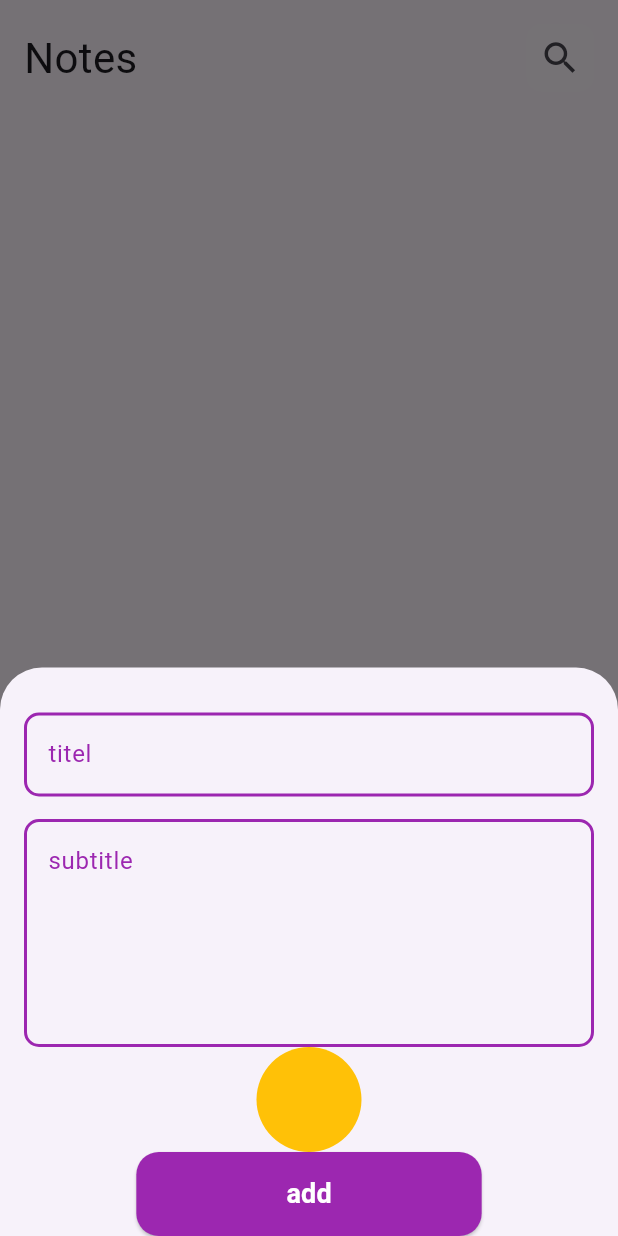
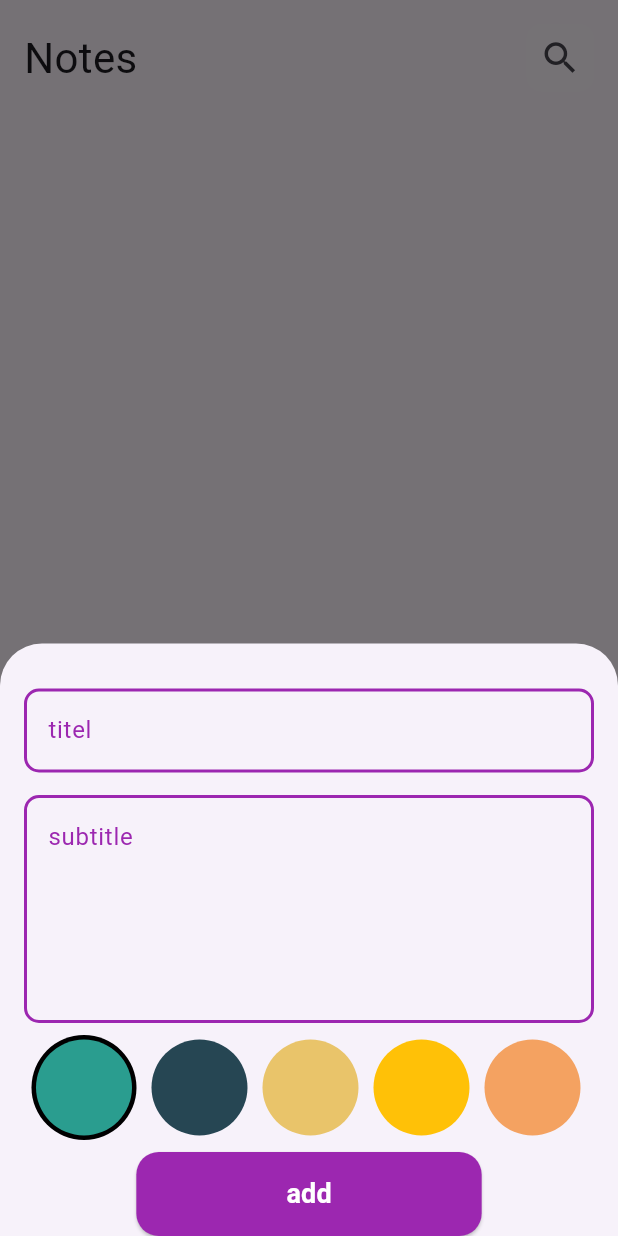
Before and after one commit to ElshazlyGSM/notes_app_2025, a Flutter app: the screen it shows after launch, after a tap on the "add" icon, on a phone screen of 412 x 824 dp. Run offline on Flutter 3.47's test engine with Material 3 defaults, Android fonts, the phone set to English and light mode, and no system bars; our stand-ins replace flutter_bloc, hive, hive_flutter; accounts and stored records are empty.

Commit message:
finish colors list but not add in hive

```diff
--- a/lib/widgets/add_note_form.dart
+++ b/lib/widgets/add_note_form.dart
@@ -4,7 +4,7 @@ import 'package:notes_app_2025/cubits/add_note_cubit/add_note_cubit.dart';
 import 'package:notes_app_2025/cubits/add_note_cubit/add_note_states.dart';
 import 'package:notes_app_2025/cubits/get_note_cubit/get_note_cubit.dart';
 import 'package:notes_app_2025/models/notes_model.dart';
-import 'package:notes_app_2025/widgets/color_note_list.dart';
+import 'package:notes_app_2025/widgets/colors_list.dart';
 import 'package:notes_app_2025/widgets/custom_buttom.dart';
 import 'package:notes_app_2025/widgets/custom_text_form_field.dart';
 import 'package:intl/intl.dart';
@@ -46,7 +46,7 @@ class _AddNoteFormState extends State<AddNoteForm> {
               subTitle = value;
             },
           ),
-          ColorNoteList(),
+          ColorsList(),
           BlocBuilder<AddNoteCubit, AddNoteState>(
             builder: (context, state) {
               return CustomButtom(
--- a/lib/widgets/color_note_list.dart
+++ /dev/null
@@ -1,10 +0,0 @@
-import 'package:flutter/material.dart';
-
-class ColorNoteList extends StatelessWidget {
-  const ColorNoteList({super.key});
-
-  @override
-  Widget build(BuildContext context) {
-    return CircleAvatar(backgroundColor: Colors.amber, maxRadius: 35);
-  }
-}
--- /dev/null
+++ b/lib/widgets/colors_list.dart
@@ -0,0 +1,75 @@
+import 'package:flutter/material.dart';
+
+class ColorsList extends StatefulWidget {
+  const ColorsList({super.key});
+
+  @override
+  State<ColorsList> createState() => _ColorsListState();
+}
+
+class _ColorsListState extends State<ColorsList> {
+  final List<Color> colorsList = [
+    Color(0xFF2A9D8F),
+    Color(0xFF264653),
+    Color(0xFFE9C46A),
+    Color(0xFFFFC107),
+    Color(0xFFF4A261),
+    Color(0xFFE76F51),
+    Color(0xFF6D597A),
+    Color(0xFFB56576),
+    Color(0xFFE56B6F),
+    Color(0xFF355020),
+    Color(0xFFBFD7EA),
+  ];
+  int selectedIndex = 0;
+  @override
+  Widget build(BuildContext context) {
+    return SizedBox(
+      height: 86,
+      child: ListView.builder(
+        itemCount: colorsList.length,
+        scrollDirection: Axis.horizontal,
+        itemBuilder: (context, index) {
+          return GestureDetector(
+            onTap: () {
+              setState(() {
+                selectedIndex = index;
+              });
+            },
+            child: ColorItem(
+              backgroundColor: colorsList[index],
+              isSelected: selectedIndex == index,
+            ),
+          );
+        },
+      ),
+    );
+  }
+}
+
+class ColorItem extends StatelessWidget {
+  const ColorItem({
+    super.key,
+    required this.backgroundColor,
+    required this.isSelected,
+  });
+
+  final Color backgroundColor;
+  final bool isSelected;
+  @override
+  Widget build(BuildContext context) {
+    return isSelected
+        ? Padding(
+            padding: const EdgeInsets.symmetric(vertical: 8, horizontal: 5),
+            child: CircleAvatar(
+              backgroundColor: Colors.black,
+              radius: 35,
+              child: CircleAvatar(backgroundColor: backgroundColor, radius: 32),
+            ),
+          )
+        : Padding(
+            padding: const EdgeInsets.symmetric(vertical: 8, horizontal: 5),
+            child: CircleAvatar(backgroundColor: backgroundColor, radius: 32),
+          );
+  }
+}
```
